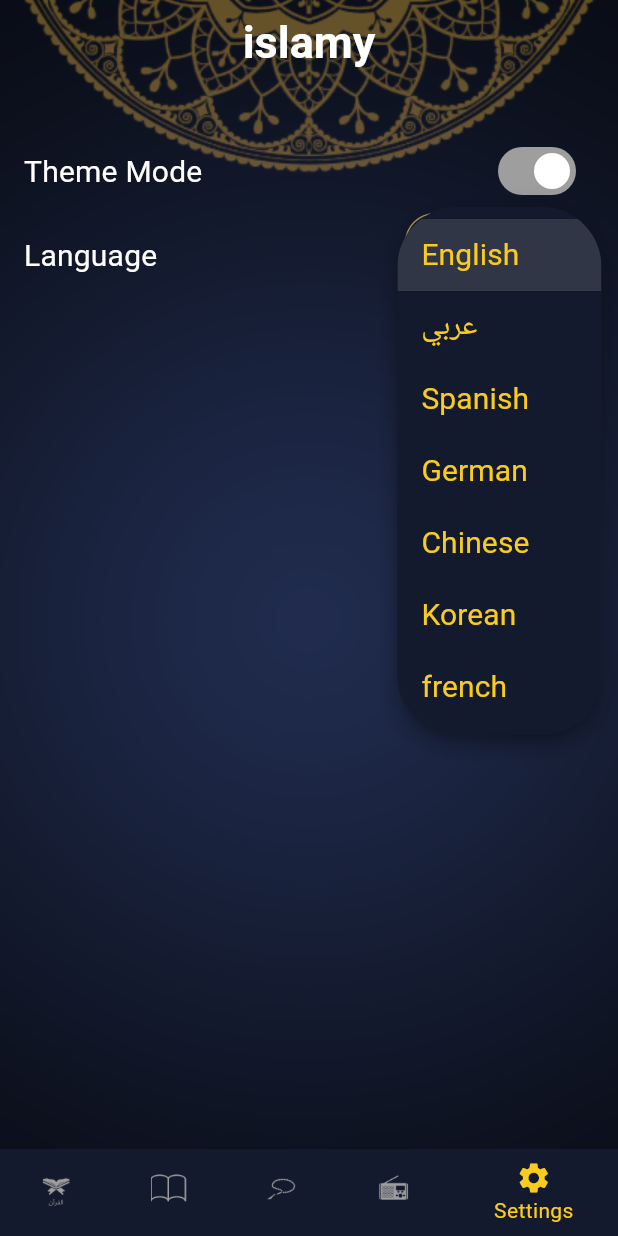
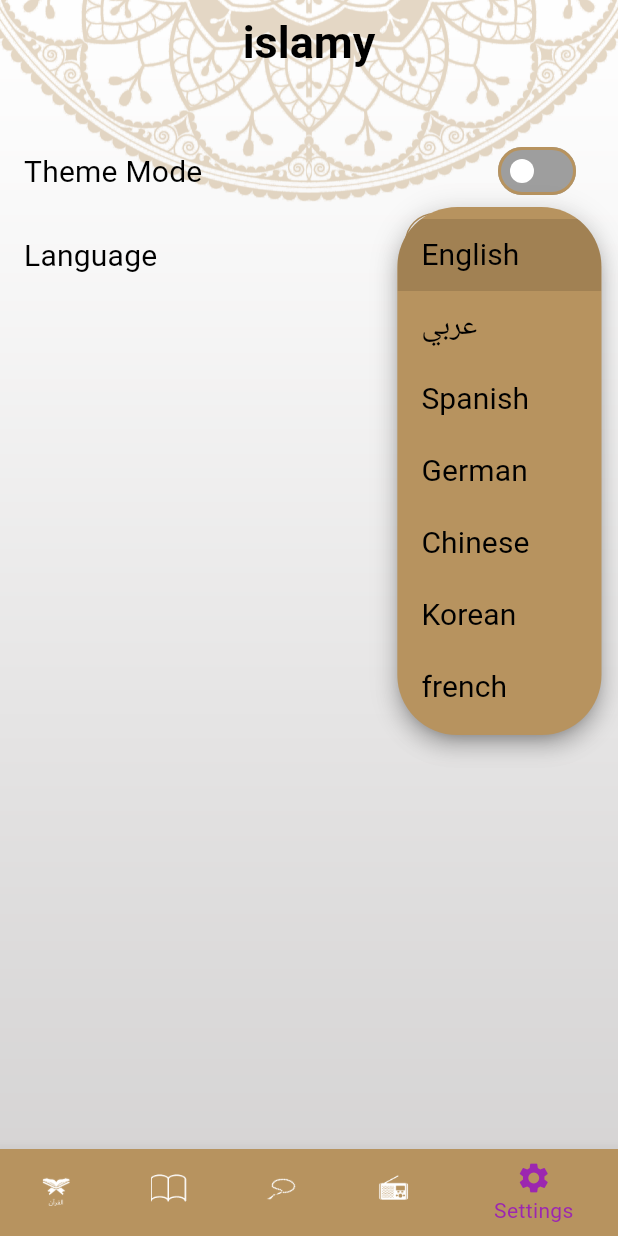
Before and after one commit to omar-diab-3rd/islamy1, a Flutter app: the screen it shows after launch, item 5 of the bottom bar chosen, after a tap on "English", on a phone screen of 412 x 824 dp. Run offline on Flutter 3.47's test engine with Material 3 defaults, Android fonts, the light colour scheme and no system bars; our stand-ins replace shared_preferences; generated files the repository leaves out were written again.

Commit message:
done saving theme and language

```diff
--- a/lib/mangement.dart
+++ b/lib/mangement.dart
@@ -1,18 +1,105 @@
 import 'package:flutter/material.dart';
+import 'package:shared_preferences/shared_preferences.dart';
 
 class ThemeProvider with ChangeNotifier
 {
   bool get isdark => appthememode==ThemeMode.dark;
-  ThemeMode appthememode = ThemeMode.dark;
+  ThemeMode appthememode = ThemeMode.light;
   String localcode ="en";
+  ThemeProvider(){
+    getTheme();
+    getlang();
+  }
 
    changeMode(ThemeMode mode) {
   appthememode=mode;
+  savemode(mode);
   notifyListeners();
   }
   changelocal(String local) {
   localcode=local;
+  savelang(localcode);
   notifyListeners();
   }
 
+  void savemode(ThemeMode theme)async{
+    final SharedPreferences prefs = await SharedPreferences.getInstance();
+    if(ThemeMode == ThemeMode.light){
+    prefs.setString("theme", "light");
+    }
+    else
+     prefs.setString("theme", "dark");
+
+  }
+  void getTheme()async{
+    final SharedPreferences prefs = await SharedPreferences.getInstance();
+    String c =prefs.getString("theme")?? "light";
+
+    if(c=="light"){
+      appthememode==ThemeMode.light;
+    }
+    else{
+    appthememode=ThemeMode.dark;
+    }
+    notifyListeners();
+  }
+
+  void savelang( String language)async{
+    final SharedPreferences prefs = await SharedPreferences.getInstance();
+    if(language == "en"){
+    prefs.setString("lang", "en");
+    }
+    else if(language =="es"){
+    prefs.setString("lang", "es");
+    }
+     else if(language =="ar"){
+    prefs.setString("lang", "ar");
+    }
+     else if(language =="de"){
+    prefs.setString("lang", "de");
+    }
+     else if(language =="zh"){
+    prefs.setString("lang", "zh");
+    }
+     else if(language =="ko"){
+    prefs.setString("lang", "ko");
+    }
+     else if(language =="fr"){
+    prefs.setString("lang", "fr");
+    }
+
+  }
+  void getlang()async{
+    final SharedPreferences prefs = await SharedPreferences.getInstance();
+    String lang =prefs.getString("lang")??"en";
+    if(lang=="ar")
+    {
+      localcode ="ar";
+    }
+    else if(lang =="es")
+    {
+      localcode ="es";
+    }
+    else if(lang =="fr")
+    {
+      localcode ="fr";
+    }
+    else if(lang =="ko")
+    {
+      localcode ="ko";
+    }
+    else if(lang =="du")
+    {
+      localcode ="du";
+    }
+    else if(lang =="zh")
+    {
+      localcode ="zh";
+    }
+    else{
+      localcode ="en";
+    }
+    notifyListeners();
+  }
+
 }
--- a/lib/ui/bottom navigate screen/quraan.dart
+++ b/lib/ui/bottom navigate screen/quraan.dart
@@ -76,7 +76,7 @@
                     Expanded(
                       child: Text(
                         num [index].toString(),
-                        style: Theme.of(context).textTheme.titleSmall,
+                        style: Theme.of(context).textTheme.titleMedium,
                         textAlign: TextAlign.center,
                       ),
                     ),
--- a/pubspec.yaml
+++ b/pubspec.yaml
@@ -39,6 +39,7 @@
   device_preview: ^1.2.0
   flutter_localizations:
     sdk: flutter
+  shared_preferences: ^2.3.3
 
 
 dev_dependencies:
```
Also changed, not shown: lib/ui/bottom navigate screen/sebeha.dart (+8 -5 lines), pubspec.lock.
